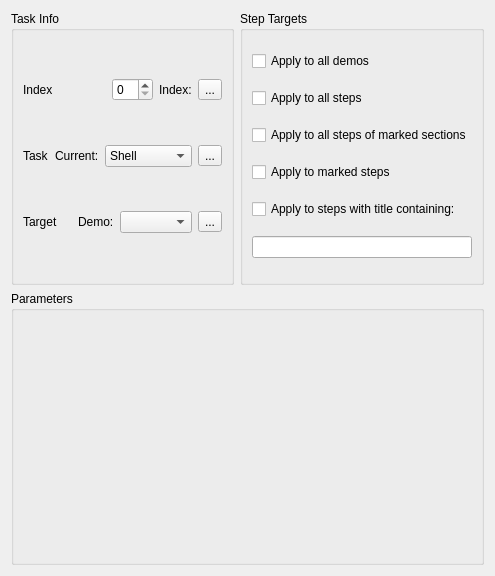
clpi/isut, file isu/ui/optab.ui: the form before one commit.
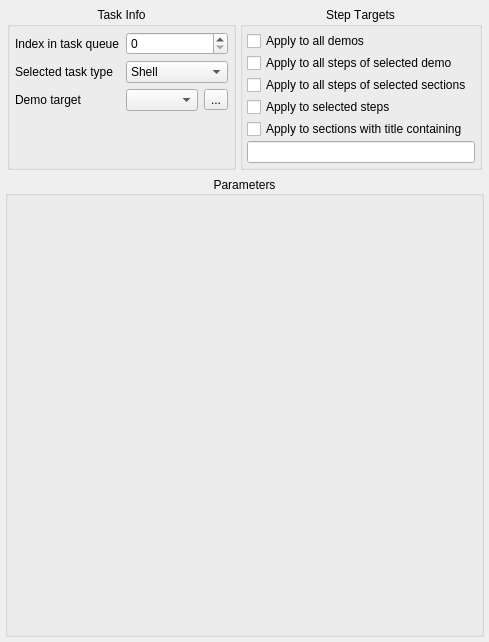
The form after the commit.

Diff of the .ui file:
```diff
--- a/isu/ui/optab.ui
+++ b/isu/ui/optab.ui
@@ -7,27 +7,85 @@
     <x>0</x>
     <y>0</y>
     <width>489</width>
-    <height>576</height>
+    <height>642</height>
    </rect>
   </property>
+  <property name="sizePolicy">
+   <sizepolicy hsizetype="Preferred" vsizetype="Preferred">
+    <horstretch>0</horstretch>
+    <verstretch>6</verstretch>
+   </sizepolicy>
+  </property>
   <layout class="QVBoxLayout" name="verticalLayout_4">
+   <property name="spacing">
+    <number>4</number>
+   </property>
+   <property name="leftMargin">
+    <number>5</number>
+   </property>
+   <property name="topMargin">
+    <number>5</number>
+   </property>
+   <property name="rightMargin">
+    <number>5</number>
+   </property>
+   <property name="bottomMargin">
+    <number>5</number>
+   </property>
    <item>
-    <layout class="QHBoxLayout" name="horizontalLayout_5">
+    <layout class="QHBoxLayout" name="horizontalLayout_5" stretch="0,1">
      <property name="sizeConstraint">
       <enum>QLayout::SetMinimumSize</enum>
      </property>
+     <property name="leftMargin">
+      <number>2</number>
+     </property>
+     <property name="topMargin">
+      <number>2</number>
+     </property>
+     <property name="rightMargin">
+      <number>2</number>
+     </property>
+     <property name="bottomMargin">
+      <number>2</number>
+     </property>
      <item>
       <widget class="QGroupBox" name="verticalGroupBox_3">
+       <property name="sizePolicy">
+        <sizepolicy hsizetype="Preferred" vsizetype="Preferred">
+         <horstretch>0</horstretch>
+         <verstretch>0</verstretch>
+        </sizepolicy>
+       </property>
        <property name="contextMenuPolicy">
         <enum>Qt::ActionsContextMenu</enum>
        </property>
        <property name="title">
         <string>Task Info</string>
        </property>
-       <layout class="QVBoxLayout" name="verticalLayout_2">
-        <item>
-         <layout class="QHBoxLayout" name="horizontalLayout_2">
-          <item>
+       <property name="alignment">
+        <set>Qt::AlignHCenter|Qt::AlignTop</set>
+       </property>
+       <layout class="QFormLayout" name="formLayout">
+        <property name="labelAlignment">
+         <set>Qt::AlignLeading|Qt::AlignLeft|Qt::AlignTop</set>
+        </property>
+        <property name="formAlignment">
+         <set>Qt::AlignLeading|Qt::AlignLeft|Qt::AlignTop</set>
+        </property>
+        <property name="leftMargin">
+         <number>5</number>
+        </property>
+        <property name="topMargin">
+         <number>5</number>
+        </property>
+        <property name="rightMargin">
+         <number>5</number>
+        </property>
+        <property name="bottomMargin">
+         <number>5</number>
+        </property>
+        <item row="0" column="0">
            <widget class="QLabel" name="label_3">
             <property name="sizePolicy">
              <sizepolicy hsizetype="Preferred" vsizetype="Minimum">
@@ -36,78 +94,21 @@
              </sizepolicy>
             </property>
             <property name="text">
-             <string>Index</string>
+           <string>Index in task queue</string>
             </property>
            </widget>
           </item>
-          <item>
-           <spacer name="horizontalSpacer_3">
-            <property name="orientation">
-             <enum>Qt::Horizontal</enum>
-            </property>
-            <property name="sizeHint" stdset="0">
-             <size>
-              <width>463</width>
-              <height>20</height>
-             </size>
-            </property>
-           </spacer>
-          </item>
-          <item>
-           <widget class="QSpinBox" name="stepIndexSpin"/>
-          </item>
-          <item>
-           <widget class="QLabel" name="label_6">
-            <property name="text">
-             <string>Index:</string>
-            </property>
-           </widget>
-          </item>
-          <item>
-           <widget class="QToolButton" name="toolButton_3">
-            <property name="text">
-             <string>...</string>
-            </property>
-           </widget>
-          </item>
-         </layout>
-        </item>
-        <item>
-         <layout class="QHBoxLayout" name="horizontalLayout">
-          <item>
-           <widget class="QLabel" name="label_2">
-            <property name="sizePolicy">
-             <sizepolicy hsizetype="Preferred" vsizetype="Minimum">
-              <horstretch>0</horstretch>
-              <verstretch>0</verstretch>
-             </sizepolicy>
-            </property>
-            <property name="text">
-             <string>Task</string>
-            </property>
-           </widget>
-          </item>
-          <item>
-           <spacer name="horizontalSpacer_2">
-            <property name="orientation">
-             <enum>Qt::Horizontal</enum>
-            </property>
-            <property name="sizeHint" stdset="0">
-             <size>
-              <width>463</width>
-              <height>20</height>
-             </size>
-            </property>
-           </spacer>
-          </item>
-          <item>
+        <item row="0" column="1">
+         <widget class="QSpinBox" name="stepIndexSpinbox"/>
+        </item>
+        <item row="1" column="0">
            <widget class="QLabel" name="label_4">
             <property name="text">
-             <string>Current:</string>
+           <string>Selected task type</string>
             </property>
            </widget>
           </item>
-          <item>
+        <item row="1" column="1">
            <widget class="QComboBox" name="taskCombo">
             <item>
              <property name="text">
@@ -151,44 +152,15 @@
             </item>
            </widget>
           </item>
-          <item>
-           <widget class="QToolButton" name="toolButton">
-            <property name="text">
-             <string>...</string>
-            </property>
-           </widget>
-          </item>
-         </layout>
-        </item>
-        <item>
-         <layout class="QHBoxLayout" name="targetLayout">
-          <item>
+        <item row="2" column="0">
            <widget class="QLabel" name="label">
             <property name="text">
-             <string>Target</string>
+           <string>Demo target</string>
             </property>
            </widget>
           </item>
-          <item>
-           <spacer name="horizontalSpacer">
-            <property name="orientation">
-             <enum>Qt::Horizontal</enum>
-            </property>
-            <property name="sizeHint" stdset="0">
-             <size>
-              <width>40</width>
-              <height>20</height>
-             </size>
-            </property>
-           </spacer>
-          </item>
-          <item>
-           <widget class="QLabel" name="label_5">
-            <property name="text">
-             <string>Demo:</string>
-            </property>
-           </widget>
-          </item>
+        <item row="2" column="1">
+         <layout class="QHBoxLayout" name="horizontalLayout">
           <item>
            <widget class="QComboBox" name="demoCombo"/>
           </item>
@@ -201,28 +173,60 @@
           </item>
          </layout>
         </item>
+        <item row="3" column="0">
+         <layout class="QHBoxLayout" name="horizontalLayout_2"/>
+        </item>
        </layout>
       </widget>
      </item>
-     <item>
-      <spacer name="horizontalSpacer_4">
-       <property name="orientation">
-        <enum>Qt::Horizontal</enum>
-       </property>
-       <property name="sizeHint" stdset="0">
-        <size>
-         <width>40</width>
-         <height>20</height>
-        </size>
-       </property>
-      </spacer>
-     </item>
      <item>
       <widget class="QGroupBox" name="verticalGroupBox_2">
+       <property name="sizePolicy">
+        <sizepolicy hsizetype="Preferred" vsizetype="Maximum">
+         <horstretch>0</horstretch>
+         <verstretch>0</verstretch>
+        </sizepolicy>
+       </property>
+       <property name="font">
+        <font>
+         <bold>false</bold>
+         <kerning>false</kerning>
+        </font>
+       </property>
+       <property name="statusTip">
+        <string>Specify demo and section/step targets for the task</string>
+       </property>
+       <property name="autoFillBackground">
+        <bool>false</bool>
+       </property>
+       <property name="styleSheet">
+        <string notr="true"/>
+       </property>
        <property name="title">
         <string>Step Targets</string>
        </property>
-       <layout class="QVBoxLayout" name="verticalLayout_5">
+       <property name="alignment">
+        <set>Qt::AlignHCenter|Qt::AlignTop</set>
+       </property>
+       <property name="flat">
+        <bool>false</bool>
+       </property>
+       <layout class="QVBoxLayout" name="stepTargetsLayout">
+        <property name="spacing">
+         <number>2</number>
+        </property>
+        <property name="leftMargin">
+         <number>4</number>
+        </property>
+        <property name="topMargin">
+         <number>4</number>
+        </property>
+        <property name="rightMargin">
+         <number>4</number>
+        </property>
+        <property name="bottomMargin">
+         <number>4</number>
+        </property>
         <item>
          <widget class="QCheckBox" name="allDemoCheck">
           <property name="maximumSize">
@@ -254,28 +258,28 @@
            <enum>Qt::LeftToRight</enum>
           </property>
           <property name="text">
-           <string>Apply to all steps</string>
+           <string>Apply to all steps of selected demo</string>
           </property>
          </widget>
         </item>
         <item>
          <widget class="QCheckBox" name="allStepsMarkedCheck">
           <property name="text">
-           <string>Apply to all steps of marked sections</string>
+           <string>Apply to all steps of selected sections</string>
           </property>
          </widget>
         </item>
         <item>
          <widget class="QCheckBox" name="allMarkedCheck">
           <property name="text">
-           <string>Apply to marked steps</string>
+           <string>Apply to selected steps</string>
           </property>
          </widget>
         </item>
         <item>
          <widget class="QCheckBox" name="matchSubstringCheck">
           <property name="text">
-           <string>Apply to steps with title containing:</string>
+           <string>Apply to sections with title containing</string>
           </property>
          </widget>
         </item>
@@ -289,9 +293,18 @@
    </item>
    <item>
     <widget class="QGroupBox" name="opParamsFrame">
+     <property name="sizePolicy">
+      <sizepolicy hsizetype="Preferred" vsizetype="MinimumExpanding">
+       <horstretch>0</horstretch>
+       <verstretch>3</verstretch>
+      </sizepolicy>
+     </property>
      <property name="title">
       <string>Parameters</string>
      </property>
+     <property name="alignment">
+      <set>Qt::AlignCenter</set>
+     </property>
      <layout class="QVBoxLayout" name="verticalLayout">
       <property name="spacing">
        <number>0</number>
```
Lines whose indentation alone changed are shown as unchanged.
